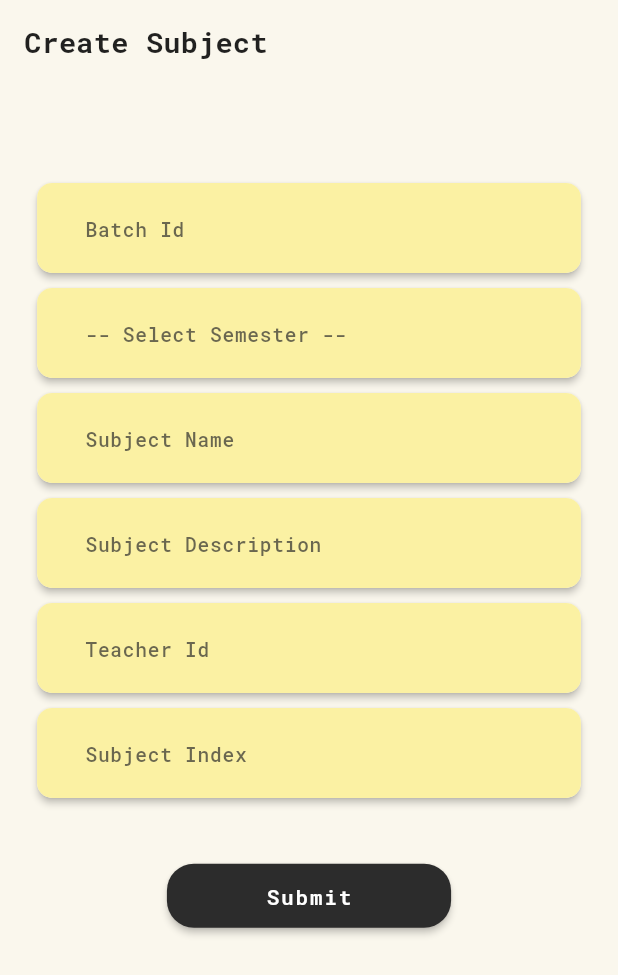
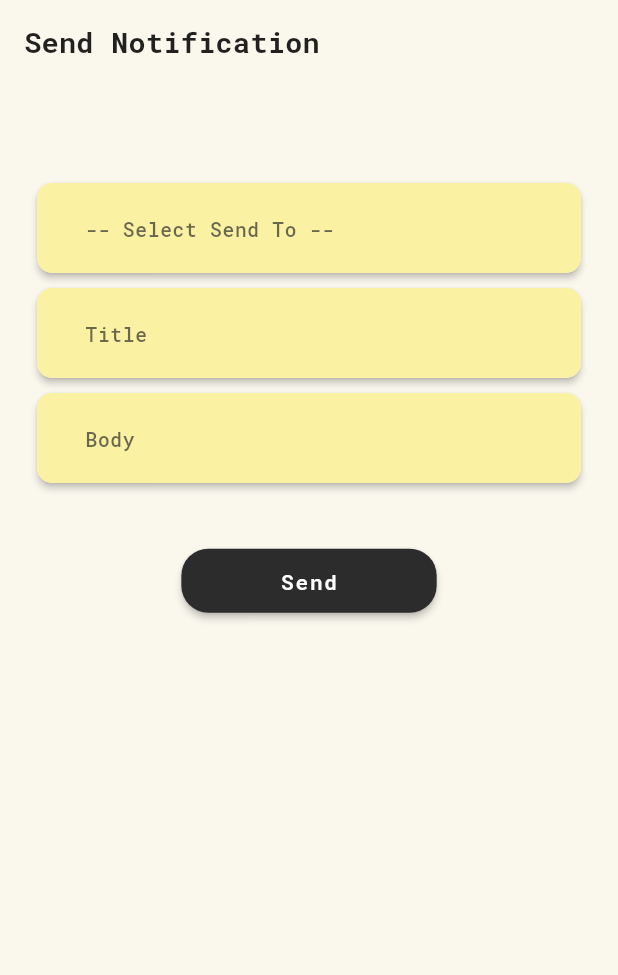
Before and after one commit to abhi123vj/Attendance-Monitor, a Flutter app: the screen it shows after launch, on a phone screen of 412 x 824 dp. Shown: the top 975 px of the screen. Run offline on Flutter 3.47's test engine with Material 2 defaults, Android fonts, the light colour scheme and no system bars; our stand-ins replace auto_size_text, cloud_firestore, dio, firebase_core, flutter_bounce, flutter_slidable and 7 more; missing offline and left inert: dio_smart_retry; accounts and stored records are empty.

Commit message:
send notification

```diff
--- a/lib/routes/app_routes.dart
+++ b/lib/routes/app_routes.dart
@@ -5,6 +5,7 @@ import 'package:attendance_montior/screens/create_sub.dart';
 import 'package:attendance_montior/screens/home_screen.dart';
 import 'package:attendance_montior/screens/login_screen.dart';
 import 'package:attendance_montior/screens/mark_attendance_screen.dart';
+import 'package:attendance_montior/screens/sent_notification.dart';
 import 'package:attendance_montior/screens/signup_screen.dart';
 import 'package:attendance_montior/screens/syllabus_screen.dart';
 import 'package:attendance_montior/screens/time_table_screen.dart';
@@ -62,11 +63,15 @@ class AppRoutes {
       name: createSubject,
       page: () =>  CreateSubject(),
     ),
+      GetPage(
+      name: '/sendNoti',
+      page: () =>  SentNotification(),
+    ),
   ];
 
 
 
-  static String initialPage = createSubject;
+  static String initialPage = '/sendNoti';
 
   static String homeScreen = '/';
   static String userDetails = '/userDetails';
--- /dev/null
+++ b/lib/screens/sent_notification.dart
@@ -0,0 +1,85 @@
+import 'package:attendance_montior/constants/app_colors.dart';
+import 'package:attendance_montior/screens/widgets/app_field.dart';
+import 'package:flutter/material.dart';
+import 'package:sizer/sizer.dart';
+
+class SentNotification extends StatelessWidget {
+  SentNotification({Key? key}) : super(key: key);
+ final _sendToController = TextEditingController();
+  final _titleController = TextEditingController();
+  final _bodyController = TextEditingController();
+
+  @override
+  Widget build(BuildContext context) {
+    return Scaffold(
+      appBar: AppBar(
+        title: Text(
+          "Send Notification",
+          style: Theme.of(context)
+              .textTheme
+              .headline6
+              ?.copyWith(fontWeight: FontWeight.bold),
+        ),
+      ),
+      body: SingleChildScrollView(
+        child: Padding(
+          padding: EdgeInsets.all(3.h),
+          child: Column( mainAxisAlignment: MainAxisAlignment.center,crossAxisAlignment: CrossAxisAlignment.center,
+            children: [
+              SizedBox(height: 5.h,),
+
+                    AppFormField(
+                        type: "DropDown",
+                        list: [
+                          "Shijidha",
+                          "Nimmmi",
+                          "Manu",
+                          "Minu",
+                          "Shiny",
+                          "Raji",
+                          "Rekha",
+                          "Kannan"
+                        ],
+                        controller: _sendToController,
+                        hintText: 'Send To'),
+                    SizedBox(
+                      height: 10,
+                    ),
+                    AppFormField(
+                      controller: _titleController,
+                      hintText: 'Title',
+                      type: 'name',
+                    ),
+                    SizedBox(
+                      height: 10,
+                    ),
+                    AppFormField(
+                      controller: _bodyController,
+                      hintText: 'Body',
+                      type: 'normal',
+                    ),
+
+                    SizedBox(
+                      height: 5.h,
+                    ),
+                    ElevatedButton(
+                              onPressed: () {
+
+                              },
+                              child:Text(
+                                      'Send',
+                                      style: Theme.of(context).textTheme.button,
+                                    ),
+                              style: ElevatedButton.styleFrom(
+                                  padding: EdgeInsets.symmetric(vertical: 3.w,horizontal: 8.h),
+                                  primary: AppColors.bgBlack,
+                                  shape: const RoundedRectangleBorder(
+                                      borderRadius: BorderRadius.all(
+                                          Radius.circular(18)))),
+                            )
+            ]),
+        ),
+      )
+    );
+  }
+}
```
